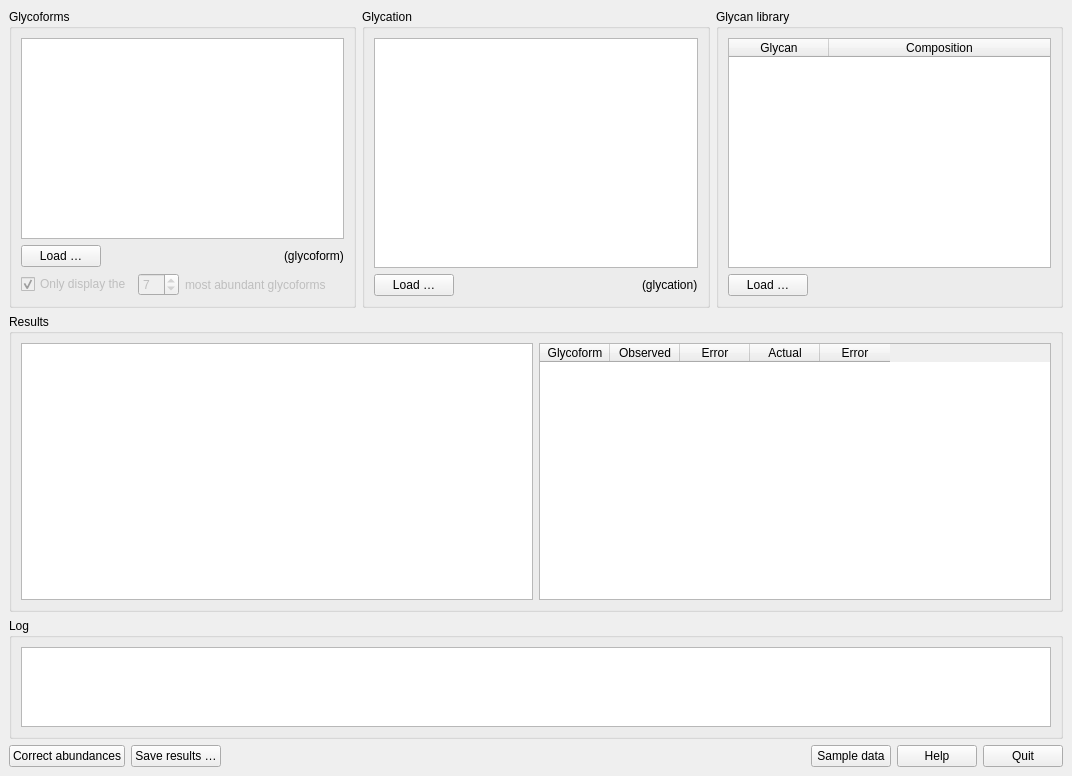
This is main_window.ui in cdl-biosimilars/cafog as Qt 5 draws it before an edit. The edited form follows.
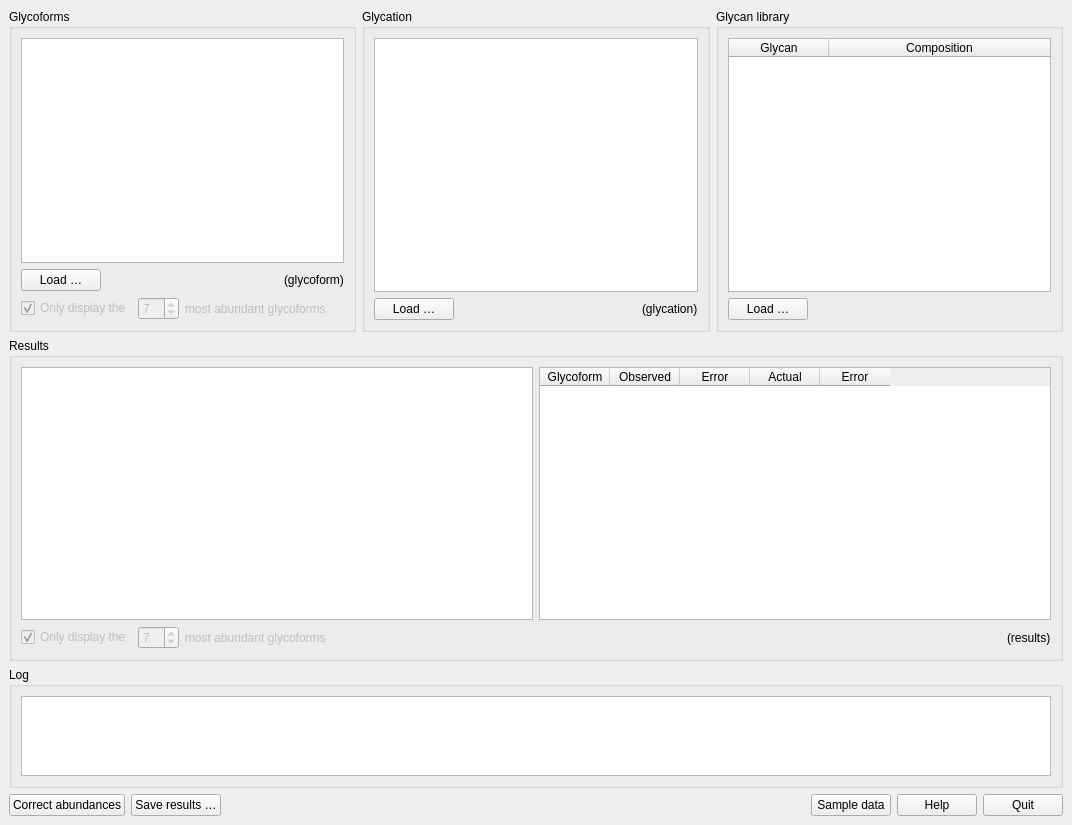
This is the edited form. Custom widgets are drawn as their Qt base class.

Commit message: show results chart

Patch:
```diff
--- a/main_window.ui
+++ b/main_window.ui
@@ -7,14 +7,14 @@
     <x>0</x>
     <y>0</y>
     <width>1072</width>
-    <height>776</height>
+    <height>825</height>
    </rect>
   </property>
   <property name="windowTitle">
    <string>CAFoG - Correct abundances for glycation</string>
   </property>
   <widget class="QWidget" name="centralwidget">
-   <layout class="QVBoxLayout" name="verticalLayout_5">
+   <layout class="QVBoxLayout" name="verticalLayout_6">
     <item>
      <layout class="QHBoxLayout" name="horizontalLayout_3">
       <item>
@@ -233,7 +233,9 @@
       <property name="title">
        <string>Results</string>
       </property>
-      <layout class="QHBoxLayout" name="horizontalLayout">
+      <layout class="QVBoxLayout" name="verticalLayout_5">
+       <item>
+        <layout class="QHBoxLayout" name="horizontalLayout_9">
        <item>
         <widget class="QChartView" name="cvResults">
          <property name="renderHints">
@@ -275,6 +277,65 @@
           </property>
          </column>
         </widget>
+         </item>
+        </layout>
+       </item>
+       <item>
+        <layout class="QHBoxLayout" name="horizontalLayout_8">
+         <item>
+          <widget class="QCheckBox" name="cbAggResults">
+           <property name="enabled">
+            <bool>false</bool>
+           </property>
+           <property name="text">
+            <string>Only display the</string>
+           </property>
+           <property name="checked">
+            <bool>true</bool>
+           </property>
+          </widget>
+         </item>
+         <item>
+          <widget class="QSpinBox" name="sbAggResults">
+           <property name="enabled">
+            <bool>false</bool>
+           </property>
+           <property name="value">
+            <number>7</number>
+           </property>
+          </widget>
+         </item>
+         <item>
+          <widget class="QLabel" name="lbAggResults">
+           <property name="enabled">
+            <bool>false</bool>
+           </property>
+           <property name="text">
+            <string>most abundant glycoforms</string>
+           </property>
+          </widget>
+         </item>
+         <item>
+          <spacer name="horizontalSpacer_6">
+           <property name="orientation">
+            <enum>Qt::Horizontal</enum>
+           </property>
+           <property name="sizeHint" stdset="0">
+            <size>
+             <width>1</width>
+             <height>20</height>
+            </size>
+           </property>
+          </spacer>
+         </item>
+         <item>
+          <widget class="QLabel" name="lbResults">
+           <property name="text">
+            <string>(results)</string>
+           </property>
+          </widget>
+         </item>
+        </layout>
        </item>
       </layout>
      </widget>
```
Lines whose indentation alone changed are shown as unchanged. The commit also changes 2 other files.
